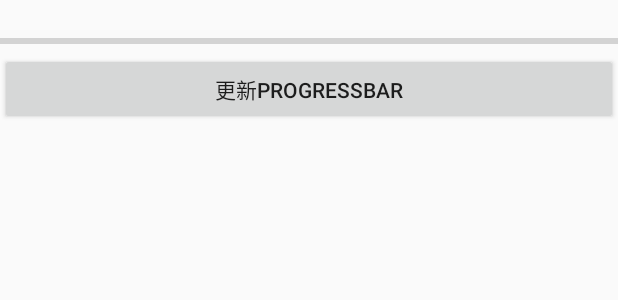
After one commit to JasperZXY/MyAndroidTest, an Android app: the layout activity_async_task.xml on its own in the app's theme, with its tools: preview values and no code run, on a phone screen of 412 x 824 dp. The commit adds this screen. Shown: the top 300 px of the screen. Run offline under Robolectric (Android 15) with nearby library versions, the phone set to English and light mode, and no system bars.

Commit message:
sample for AsyTask

```diff
--- a/app/src/main/AndroidManifest.xml
+++ b/app/src/main/AndroidManifest.xml
@@ -19,6 +19,10 @@
             android:name=".Tabs2Activity"
             android:label="@string/title_activity_tabs2" >
         </activity>
+        <activity
+            android:name=".AsyncTaskActivity"
+            android:label="@string/title_activity_async_task" >
+        </activity>
     </application>
 
 </manifest>
--- a/app/src/main/java/com/jasper/myandroidtest/MainActivity.java
+++ b/app/src/main/java/com/jasper/myandroidtest/MainActivity.java
@@ -20,6 +20,7 @@ public class MainActivity extends ActionBarActivity implements View.OnClickListe
 
         findViewById(R.id.btn4fragmentTabHost).setOnClickListener(this);
         findViewById(R.id.btn4fragment_radiogroup).setOnClickListener(this);
+        findViewById(R.id.btn4AsyncTask).setOnClickListener(this);
     }
 
     @Override
@@ -53,6 +54,9 @@ public class MainActivity extends ActionBarActivity implements View.OnClickListe
             case R.id.btn4fragment_radiogroup:
                 context.startActivity(new Intent(context, Tabs2Activity.class));
                 break;
+            case R.id.btn4AsyncTask:
+                context.startActivity(new Intent(context, AsyncTaskActivity.class));
+                break;
         }
     }
 }
--- /dev/null
+++ b/app/src/main/res/layout/activity_async_task.xml
@@ -0,0 +1,23 @@
+<?xml version="1.0" encoding="utf-8"?>
+<LinearLayout xmlns:android="http://schemas.android.com/apk/res/android"
+    android:layout_width="fill_parent"
+    android:layout_height="fill_parent"
+    android:orientation="vertical">
+
+    <TextView
+        android:id="@+id/textView01"
+        android:layout_width="fill_parent"
+        android:layout_height="wrap_content" />
+
+    <ProgressBar
+        android:id="@+id/progressBar02"
+        style="?android:attr/progressBarStyleHorizontal"
+        android:layout_width="fill_parent"
+        android:layout_height="wrap_content" />
+
+    <Button
+        android:id="@+id/button03"
+        android:layout_width="fill_parent"
+        android:layout_height="wrap_content"
+        android:text="更新progressbar" />
+</LinearLayout>
--- a/app/src/main/res/layout/activity_main.xml
+++ b/app/src/main/res/layout/activity_main.xml
@@ -25,6 +25,12 @@
                 android:layout_width="wrap_content"
                 android:layout_height="wrap_content"
                 android:text="Fragment+RadioGroup实现底部导航栏" />
+
+            <Button
+                android:id="@+id/btn4AsyncTask"
+                android:layout_width="wrap_content"
+                android:layout_height="wrap_content"
+                android:text="AsyncTask" />
         </LinearLayout>
     </ScrollView>
 
--- a/app/src/main/res/values/strings.xml
+++ b/app/src/main/res/values/strings.xml
@@ -7,5 +7,6 @@
     <string name="action_settings">Settings</string>
     <string name="title_activity_main">MainActivity</string>
     <string name="title_activity_tabs2">Tabs2Activity</string>
+    <string name="title_activity_async_task">AsyncTaskActivity</string>
 
 </resources>
```
Also changed, not shown: app/src/main/java/com/jasper/myandroidtest/AsyncTaskActivity.java (added, +131 -0 lines), app/src/main/res/menu/menu_async_task.xml (added, +7 -0 lines).
